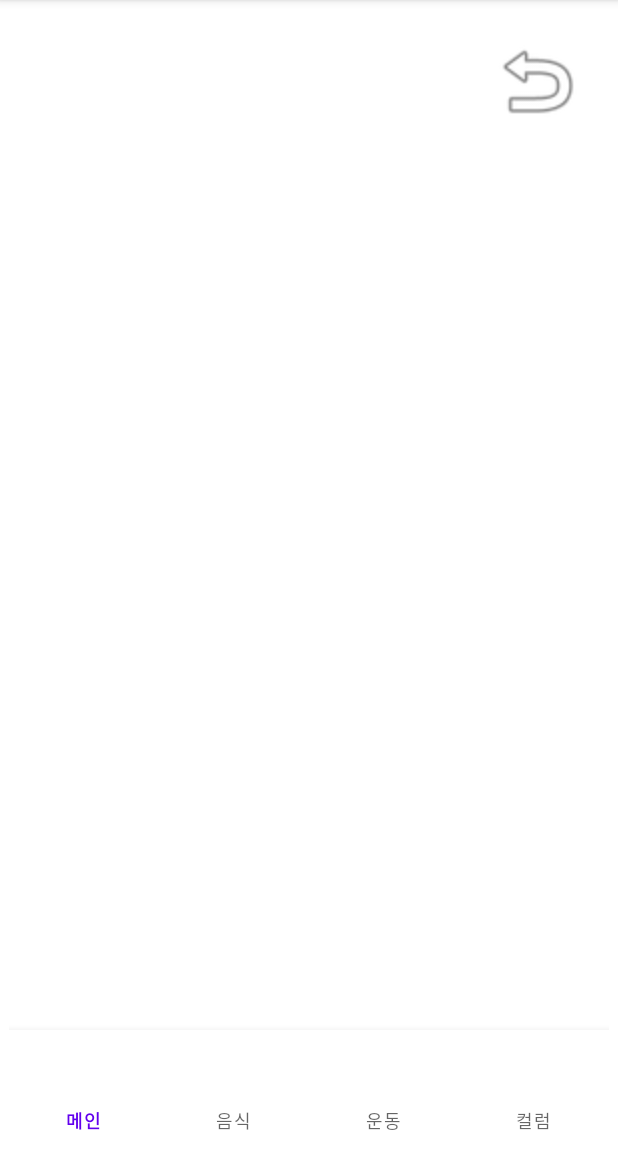
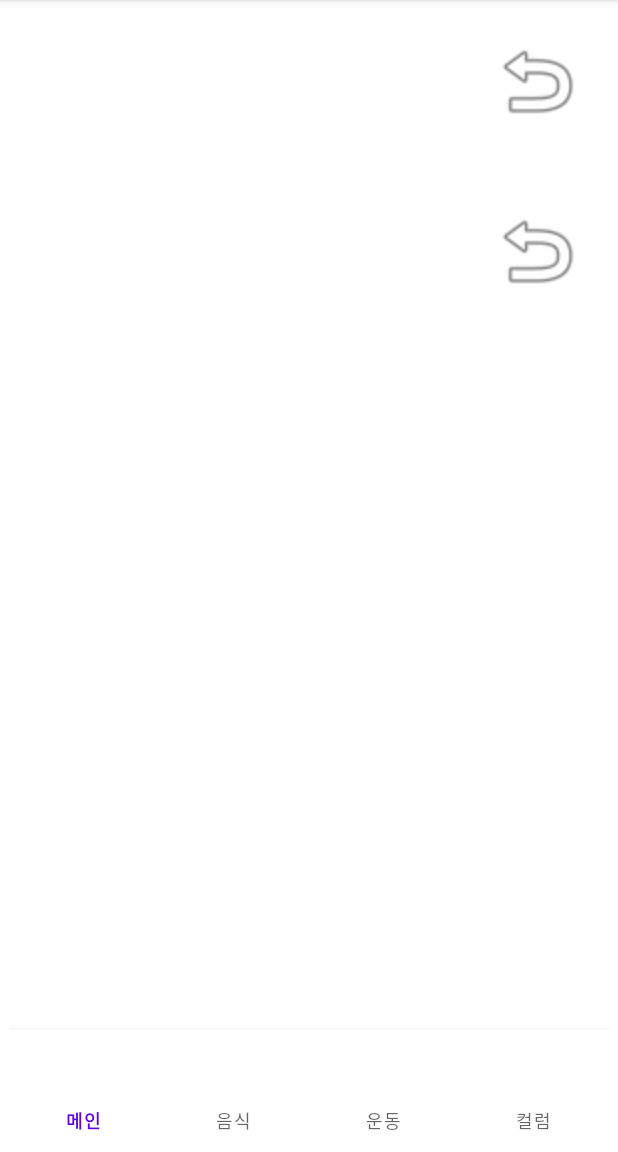
Before and after one commit to KimJunHo15/ray_android_project, an Android app: the MainFragment screen opened directly, with no data from a screen before it, on a phone screen of 412 x 824 dp, the part 84-1236 px from its top. Run offline under Robolectric (Android 15) with nearby library versions, the phone set to English and light mode, and no system bars.

Commit message:
치매정보 메인 뒤로가기 버튼 수정함

```diff
--- a/app/src/main/java/com/example/git_test/MainFragment.java
+++ b/app/src/main/java/com/example/git_test/MainFragment.java
@@ -1,5 +1,6 @@
 package com.example.git_test;
 
+import android.content.Intent;
 import android.os.Bundle;
 
 import androidx.fragment.app.Fragment;
@@ -7,6 +8,7 @@ import androidx.fragment.app.Fragment;
 import android.view.LayoutInflater;
 import android.view.View;
 import android.view.ViewGroup;
+import android.widget.ImageView;
 
 
 public class MainFragment extends Fragment {
@@ -15,6 +17,16 @@ public class MainFragment extends Fragment {
     public View onCreateView(LayoutInflater inflater, ViewGroup container,
                              Bundle savedInstanceState) {
         View view = inflater.inflate(R.layout.fragment_main, container, false);
+        ImageView img_return_main_f = view.findViewById(R.id.img_return_main_f);
+
+        img_return_main_f.setOnClickListener(new View.OnClickListener() {
+            @Override
+            public void onClick(View view) {
+                Intent intent = new Intent(view.getContext().getApplicationContext(),MainActivity.class);
+                startActivity(intent);
+            }
+        });
+
         return view;
     }
 }
--- a/app/src/main/res/layout/fragment_main.xml
+++ b/app/src/main/res/layout/fragment_main.xml
@@ -5,4 +5,15 @@
     android:id="@+id/frameLayout"
     android:layout_width="match_parent"
     android:layout_height="match_parent"
-    tools:context=".MainFragment" />
+    tools:context=".MainFragment" >
+
+    <ImageView
+        android:id="@+id/img_return_main_f"
+        android:layout_width="64dp"
+        android:layout_height="64dp"
+        android:layout_marginTop="16dp"
+        android:layout_marginEnd="16dp"
+        android:src="@android:drawable/ic_menu_revert"
+        app:layout_constraintEnd_toEndOf="parent"
+        app:layout_constraintTop_toTopOf="parent" />
+</androidx.constraintlayout.widget.ConstraintLayout>
```
